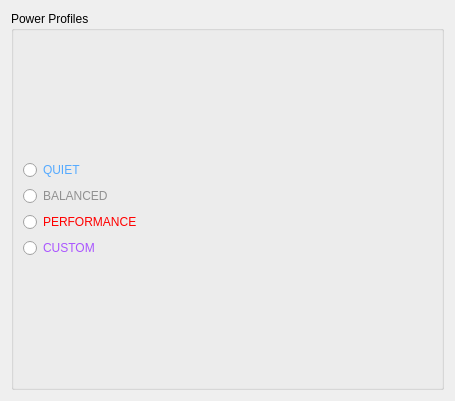
The window that LenovoLegion/LenovoLegion-Application/PowerProfileControl.ui (bolekjar/LenovoLegion) describes before a commit, drawn with Qt 5.
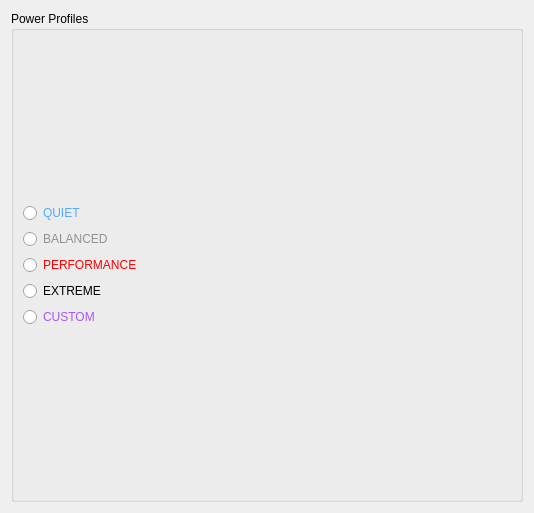
The same window after the commit.

```diff
--- a/LenovoLegion/LenovoLegion-Application/PowerProfileControl.ui
+++ b/LenovoLegion/LenovoLegion-Application/PowerProfileControl.ui
@@ -6,8 +6,8 @@
    <rect>
     <x>0</x>
     <y>0</y>
-    <width>455</width>
-    <height>401</height>
+    <width>534</width>
+    <height>513</height>
    </rect>
   </property>
   <property name="windowTitle">
@@ -52,6 +52,16 @@
           </property>
          </widget>
         </item>
+        <item>
+         <widget class="QRadioButton" name="radioButton_PPExtreme">
+          <property name="styleSheet">
+           <string notr="true">color: rgb(0, 0,0);</string>
+          </property>
+          <property name="text">
+           <string>EXTREME</string>
+          </property>
+         </widget>
+        </item>
         <item>
          <widget class="QRadioButton" name="radioButton_PPCustom">
           <property name="styleSheet">
```
